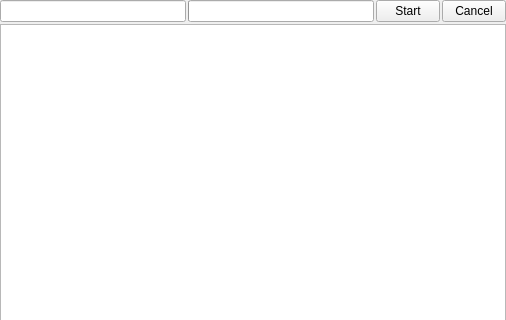
This is cslibs/csPDFUI/forms/csPdfUiSearchWidget.ui in CaSchmidt/csLabs as Qt 5 draws it before an edit; both pictures show x 0 to 506 and y 0 to 320 of the 506 by 537 pixel window. The edited form follows.
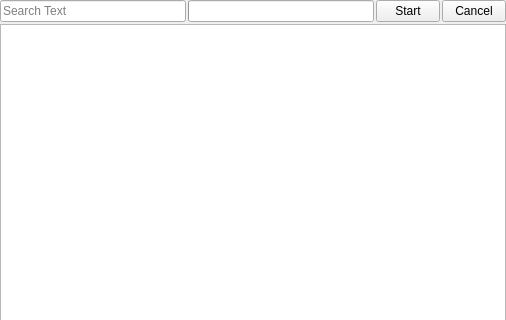
This is the edited form.

```diff
--- a/cslibs/csPDFUI/forms/csPdfUiSearchWidget.ui
+++ b/cslibs/csPDFUI/forms/csPdfUiSearchWidget.ui
@@ -36,6 +36,9 @@
      </property>
      <item>
       <widget class="QLineEdit" name="searchEdit">
+       <property name="placeholderText">
+        <string>Search Text</string>
+       </property>
        <property name="clearButtonEnabled">
         <bool>true</bool>
        </property>
```
Left out of the diff: 2 changed lines with no effect on the pictures.
